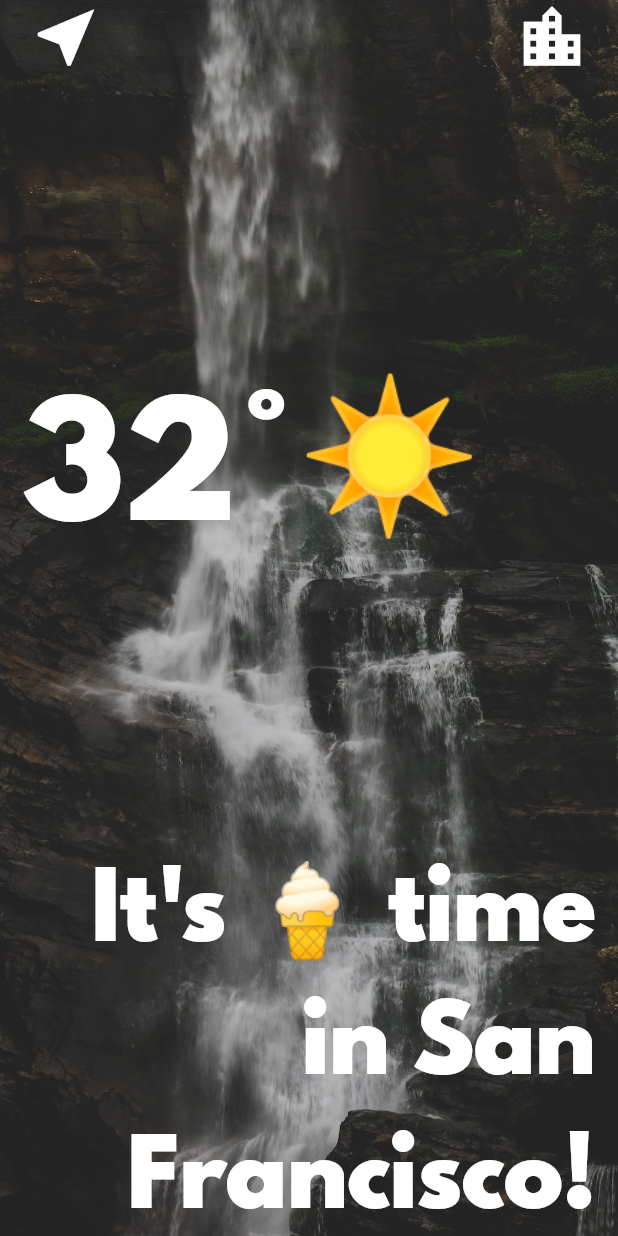
After one commit to BeforeWonder/fluttertutorialbootcamp_climaweatherapp, a Flutter app: the LocationScreen screen opened directly, on a phone screen of 412 x 824 dp. The commit adds this screen. Run offline on Flutter 3.47's test engine with Material 2 defaults, Android fonts, the phone set to English and light mode, and no system bars; our stand-ins replace geolocator; network calls fail.

Commit message:
going on..

```diff
--- a/lib/main.dart
+++ b/lib/main.dart
@@ -14,3 +14,8 @@ class MyApp extends StatelessWidget {
     );
   }
 }
+
+//
+//double temp = decodedData['main']['temp'];
+//int id = decodedData['weather'][0]['id'];
+//String name = decodedData['name'];
--- /dev/null
+++ b/lib/screens/location_screen.dart
@@ -0,0 +1,66 @@
+import 'package:flutter/material.dart';
+import '../utils/conistants.dart';
+
+class LocationScreen extends StatefulWidget {
+  @override
+  _LocationScreenState createState() => _LocationScreenState();
+}
+
+class _LocationScreenState extends State<LocationScreen> {
+  @override
+  Widget build(BuildContext context) {
+    return Scaffold(
+      body: Container(
+        decoration: BoxDecoration(
+          image: DecorationImage(image: AssetImage('images/location_background.jpg'),
+            fit: BoxFit.cover,
+            //what is this???
+            colorFilter: ColorFilter.mode(Colors.white.withOpacity(0.8), BlendMode.dstATop),
+          ),
+        ),
+        constraints: BoxConstraints.expand(),
+        child: SafeArea(
+            child: Column(
+              mainAxisAlignment: MainAxisAlignment.spaceBetween,
+              crossAxisAlignment: CrossAxisAlignment.stretch,
+              children: <Widget>[
+                Row(
+                  mainAxisAlignment: MainAxisAlignment.spaceBetween,
+                  children: <Widget>[
+                    FlatButton(
+                      onPressed: (){},
+                      child: Icon(Icons.near_me,size: 50.0,),
+                    ),
+                    FlatButton(
+                      onPressed: (){},
+                      child: Icon(Icons.location_city,size: 50.0,),
+                    ),
+                  ],
+                ),
+                Padding(padding: EdgeInsets.only(left: 15.0),
+                  child: Row(
+                    children: <Widget>[
+                      Text('32°',
+                        style: kTempTextStyle,
+                      ),
+                      Text(
+                        '☀️',
+                        style: kConditionTextStyle,
+                      ),
+                    ],
+                  ),
+                ),
+                Padding(padding: EdgeInsets.only(right: 15.0),
+                  child: Text(
+                      "It's 🍦 time in San Francisco!",
+                    textAlign: TextAlign.right,
+                    style: kMessageTextStyle,
+                  ),
+                )
+              ],
+            ),
+        ),
+      ),
+    );
+  }
+}
--- /dev/null
+++ b/lib/utils/conistants.dart
@@ -0,0 +1,20 @@
+import 'package:flutter/material.dart';
+
+const kTempTextStyle = TextStyle(
+  fontSize: 100.0,
+  fontFamily: 'Spartan MB'
+);
+
+const kMessageTextStyle = TextStyle(
+  fontFamily: 'Spartan MB',
+  fontSize: 60.0,
+);
+
+const kButtonTextStyle = TextStyle(
+  fontSize: 30.0,
+  fontFamily: 'Spartan MB'
+);
+
+const kConditionTextStyle = TextStyle(
+  fontSize: 100.0,
+);
```
Also changed, not shown: lib/screens/loading_page.dart (+24 -6 lines), lib/services/location.dart (added, +15 -0 lines), lib/services/networking.dart (added, +18 -0 lines), pubspec.yaml (+10 -0 lines), fonts/SpartanMB-Black.otf (added), images/city_background.jpg (added), images/location_background.jpg (added), pubspec.lock.
